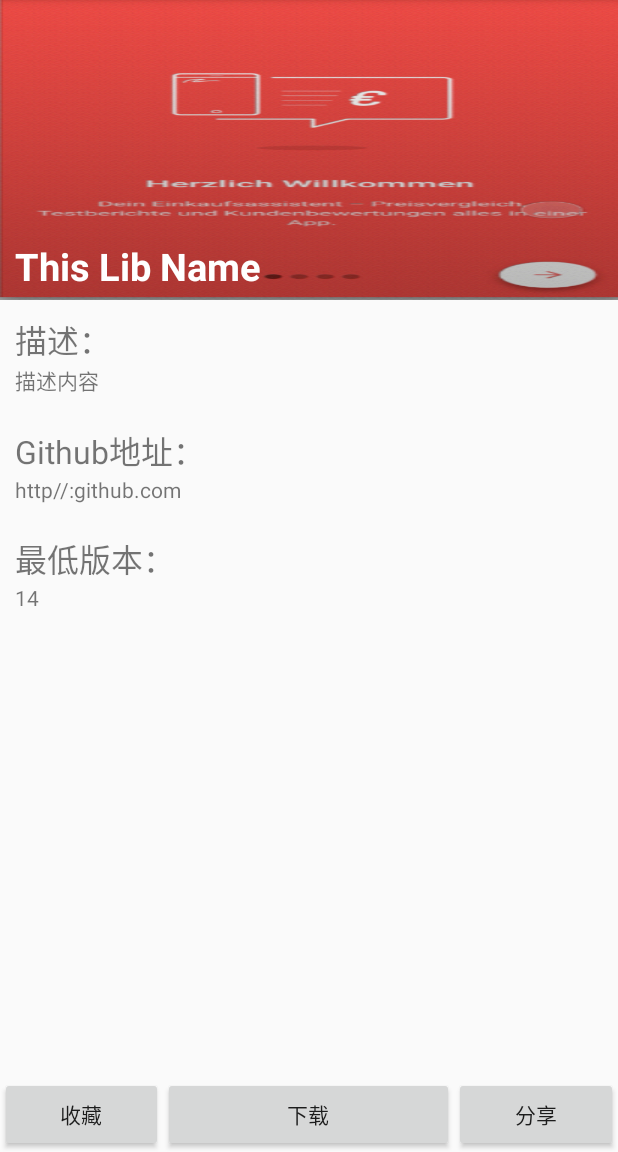
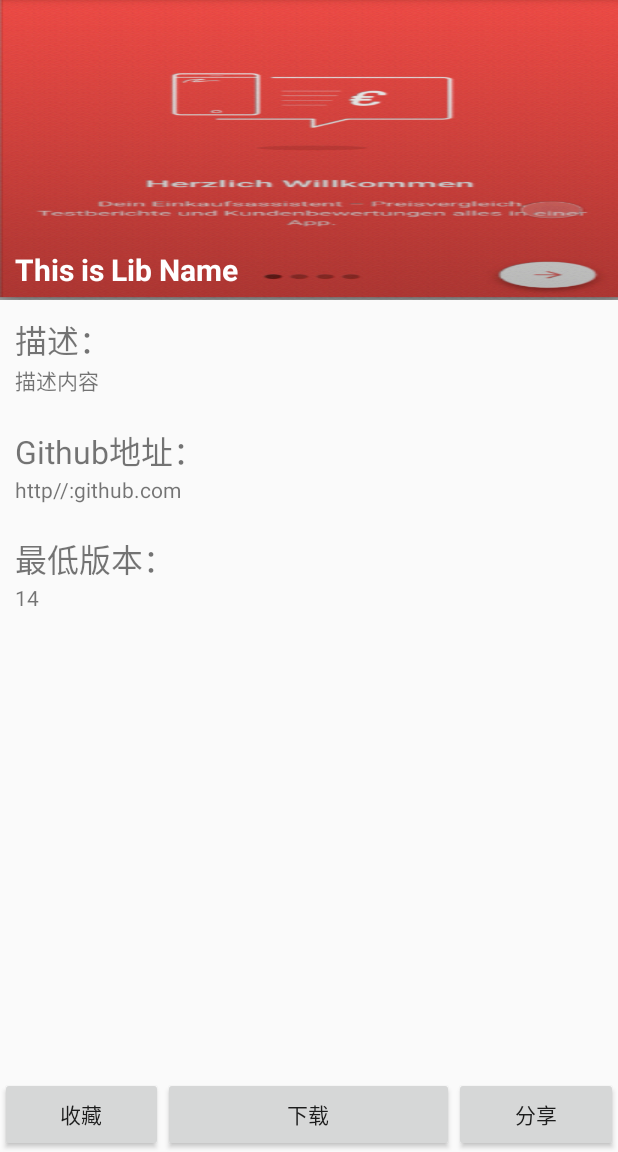
Before and after one commit to pandaApe/DevBox, an Android app: the LibDetailActivity screen opened directly, with no data from a screen before it, on a phone screen of 412 x 824 dp, the part 84-1236 px from its top. Run offline under Robolectric (Android 15) with nearby library versions, the phone set to English and light mode, and no system bars; 4 statements that could not run were skipped.

Commit message:
Bind Data

```diff
--- a/SourceCode/app/src/main/java/com/oscode/ui/Activity/LibDetailActivity.java
+++ b/SourceCode/app/src/main/java/com/oscode/ui/Activity/LibDetailActivity.java
@@ -4,8 +4,10 @@ import android.os.Bundle;
 import android.support.v7.app.AppCompatActivity;
 import android.view.View;
 import android.widget.Button;
+import android.widget.TextView;
 
 import com.oscode.R;
+import com.oscode.model.OSCodeLib;
 
 
 /**
@@ -16,6 +18,13 @@ public class LibDetailActivity extends AppCompatActivity implements View.OnClick
     private Button btnDownload;
     private Button btnShare;
 
+    private TextView tvDescription;
+    private TextView tvGithubAddress;
+    private TextView tvVersion;
+    private TextView tvLibName;
+
+    private OSCodeLib codeLib;
+
     @Override
     public void onCreate(Bundle savedInstanceState) {
         super.onCreate(savedInstanceState);
@@ -24,28 +33,21 @@ public class LibDetailActivity extends AppCompatActivity implements View.OnClick
         btnDownload = (Button) findViewById(R.id.btn_download);
         btnShare = (Button) findViewById(R.id.btn_share);
 
+        tvDescription = (TextView) findViewById(R.id.tv_lib_discription);
+        tvGithubAddress = (TextView) findViewById(R.id.tv_githubAddress);
+        tvVersion = (TextView) findViewById(R.id.tv_version);
+        tvLibName = (TextView) findViewById(R.id.tv_libName);
+
         btnCollect.setOnClickListener(this);
         btnDownload.setOnClickListener(this);
         btnShare.setOnClickListener(this);
 
-//        OSCodeLib codeLib = new OSCodeLib();
-//        codeLib.setLibName("libName");
-//        codeLib.setAuthor("author");
-//        codeLib.setThumbAddress("thumbAddress");
-//        codeLib.setType("type");
-//        codeLib.setDescriptionEN("descriptionEN");
-//        codeLib.setDescriptionCN("descriptionCN");
-//        codeLib.setGithubAddress("githubAddress");
-//        codeLib.setLicense("license");
-//        codeLib.setSize("size");
-//        codeLib.setMinSDKVersion("minSDKVersion");
-//        codeLib.saveInBackground(new SaveCallback() {
-//            @Override
-//            public void done(AVException e) {
-//                Log.d("", "------>Done");
-//            }
-//        });
+        codeLib = getIntent().getParcelableExtra("selectedItem");
 
+        tvLibName.setText(codeLib.getLibName());
+        tvDescription.setText(codeLib.getDescriptionCN());
+        tvGithubAddress.setText(codeLib.getGithubAddress());
+        tvVersion.setText(codeLib.getMinSDKVersion());
 
     }
 
--- a/SourceCode/app/src/main/java/com/oscode/ui/Adapter/LibFragRVAdapter.java
+++ b/SourceCode/app/src/main/java/com/oscode/ui/Adapter/LibFragRVAdapter.java
@@ -47,7 +47,7 @@ public class LibFragRVAdapter extends RecyclerView.Adapter<LibFragRVAdapter.Code
             @Override
             public void onClick(View v, int position) {
                 Intent intent = new Intent(context, LibDetailActivity.class);
-                intent.putExtra("position", position);
+                intent.putExtra("selectedItem", codeLibs.get(position));
                 context.startActivity(intent);
             }
         });
--- a/SourceCode/app/src/main/res/layout/activity_libdetail.xml
+++ b/SourceCode/app/src/main/res/layout/activity_libdetail.xml
@@ -15,13 +15,15 @@
             android:src="@mipmap/temp" />
 
         <TextView
+            android:id="@+id/tv_libName"
             android:layout_width="match_parent"
             android:layout_height="40dp"
             android:layout_alignParentBottom="true"
+            android:gravity="center_vertical"
             android:paddingLeft="10dp"
-            android:text="This Lib Name"
+            android:text="This is Lib Name"
             android:textColor="#fff"
-            android:textSize="25sp"
+            android:textSize="20sp"
             android:textStyle="bold" />
     </RelativeLayout>
 
```
